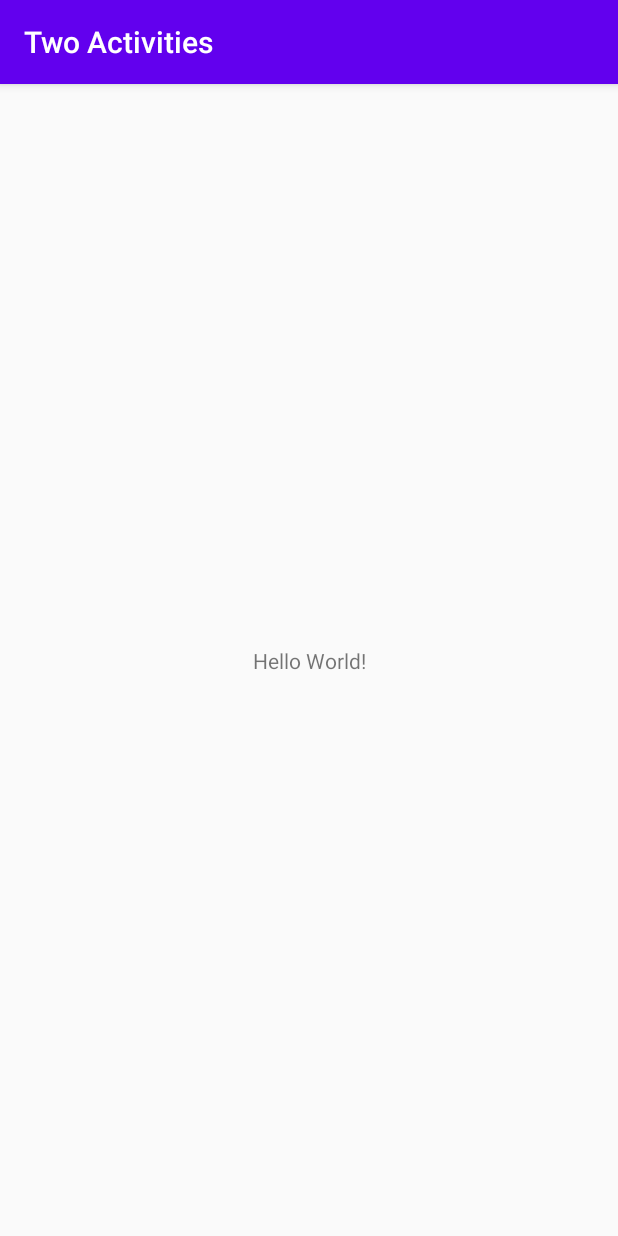
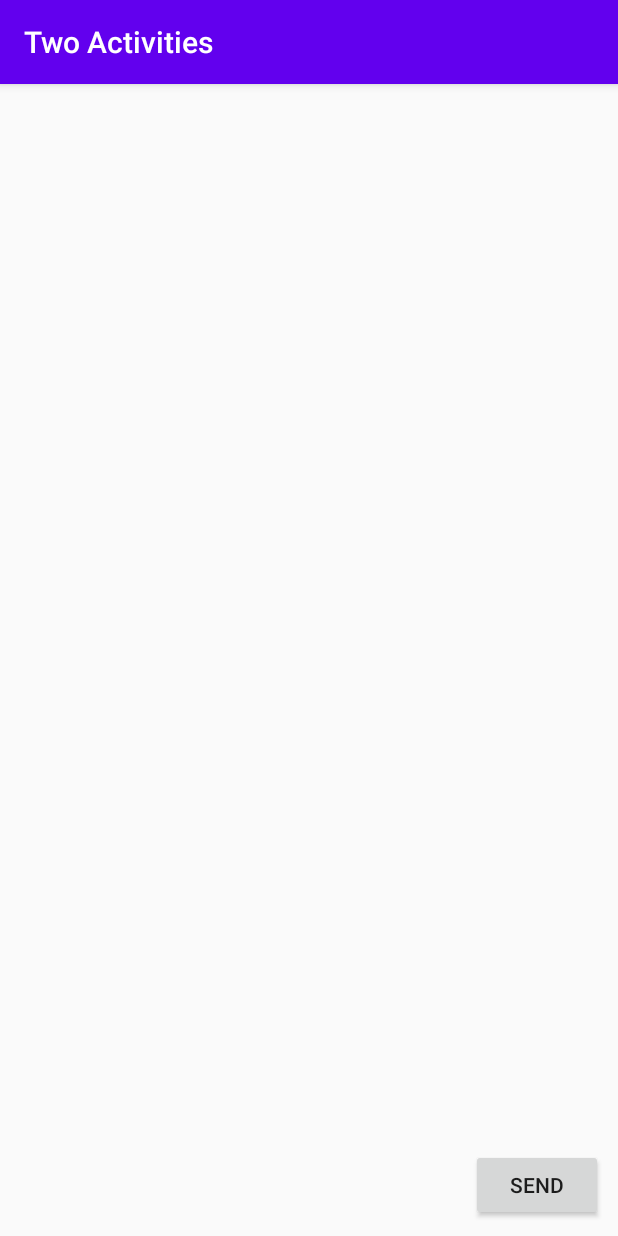
Before and after one commit to Jazz4Dayz/AndroidFundementals-Java-_Course, an Android app: the screen it shows after launch (MainActivity), on a phone screen of 412 x 824 dp. Run offline under Robolectric (Android 15) with nearby library versions, the phone set to English and light mode, and no system bars.

Commit message:
added send Button and deleted helloWorld TextView

```diff
--- a/app/src/main/res/layout/activity_main.xml
+++ b/app/src/main/res/layout/activity_main.xml
@@ -6,13 +6,13 @@
     android:layout_height="match_parent"
     tools:context=".MainActivity">
 
-    <TextView
+    <Button
+        android:id="@+id/button"
         android:layout_width="wrap_content"
         android:layout_height="wrap_content"
-        android:text="Hello World!"
+        android:layout_margin="10dp"
+        android:text="@string/button_send"
         app:layout_constraintBottom_toBottomOf="parent"
-        app:layout_constraintLeft_toLeftOf="parent"
-        app:layout_constraintRight_toRightOf="parent"
-        app:layout_constraintTop_toTopOf="parent" />
+        app:layout_constraintEnd_toEndOf="parent" />
 
 </androidx.constraintlayout.widget.ConstraintLayout>
--- a/app/src/main/res/values/strings.xml
+++ b/app/src/main/res/values/strings.xml
@@ -1,3 +1,4 @@
 <resources>
     <string name="app_name">Two Activities</string>
+    <string name="button_send">Send</string>
 </resources>
```
